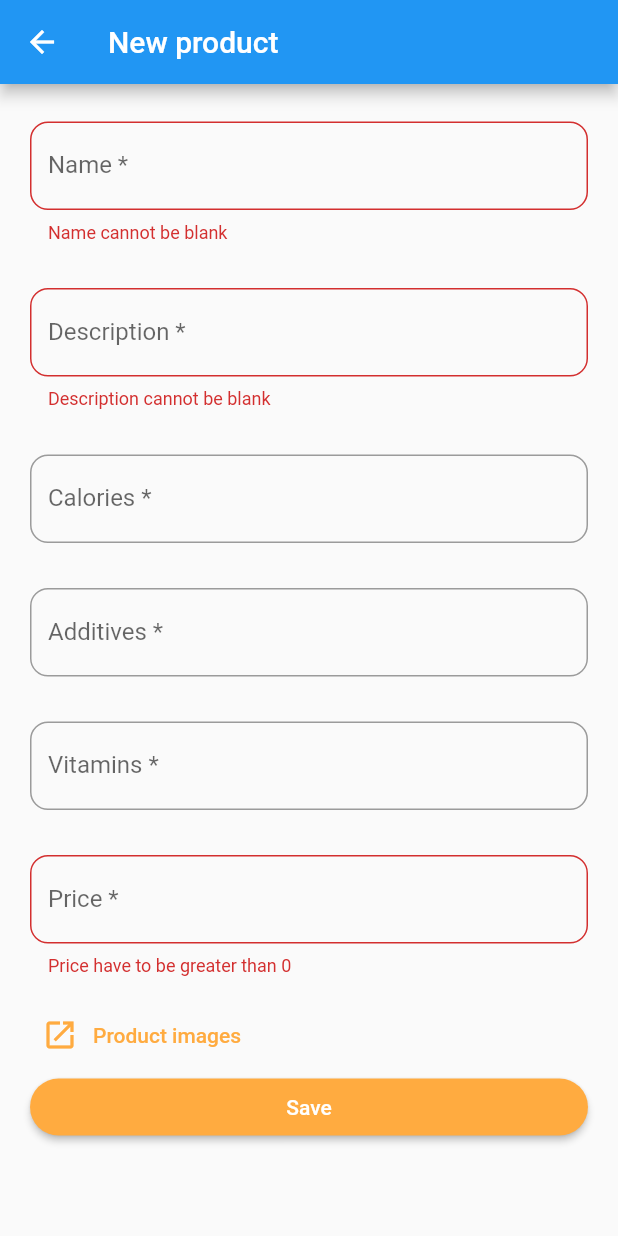
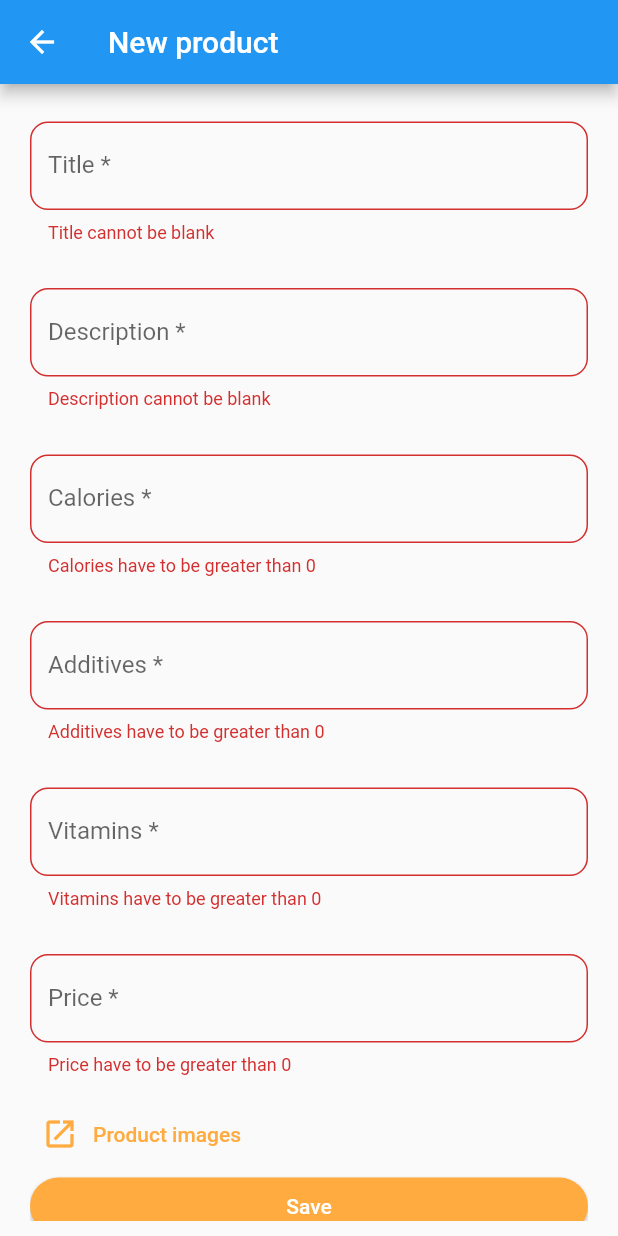
Before and after one commit to AERM2018/Rigel_fl_app, a Flutter app: the NewProductScreen screen opened by its route, after a tap on "Save", on a phone screen of 412 x 824 dp. Run offline on Flutter 3.47's test engine with Material 2 defaults, Android fonts, the phone set to English and light mode, and no system bars; our stand-ins replace file_picker, sqflite; accounts and stored records are empty.

Commit message:
Done: RMA-4 - Add new product form - Insert record on the DB - Validate form fields

```diff
--- a/lib/main.dart
+++ b/lib/main.dart
@@ -21,7 +21,7 @@ class MyApp extends StatelessWidget {
       child: MaterialApp(
         debugShowCheckedModeBanner: false,
         title: "Rigel app",
-        initialRoute: "newProduct",
+        initialRoute: "home",
           routes: {
             "home":(context) => const HomeScreen(),
             "newProduct":(context) => const NewProductScreen(),
--- a/lib/models/product_model.dart
+++ b/lib/models/product_model.dart
@@ -5,34 +5,33 @@ import 'package:sqflite/sqflite.dart';
 class Product{
   final int? id;
   final int categoryId;
-  final ProductCategory category;
+  // final ProductCategory category;
   final double price;
-  final int ranking;
+  final int? ranking;
   final String title;
   final String description;
   final double calories;
   final double additives;
   final double vitamins;
-  final List<String> images;
+  // final List<String> images;
 
   Product({
     this.id,
     required this.categoryId,
-    required this.category,
+    // required this.category,
     required this.price,
-    required this.ranking,
+    this.ranking,
     required this.title,
     required this.description,
     required this.calories,
     required this.additives,
     required this.vitamins,
-    required this.images,
+    // required this.images,
   });
 
   factory Product.fromMap(Map<String,dynamic> json) => Product(
     id: json["id"],
     categoryId: json["categoryId"],
-    category: json["category"],
     price: json["price"],
     ranking: json["ranking"],
     title: json["title"],
@@ -40,7 +39,7 @@ class Product{
     calories: json["calories"],
     additives: json["additives"],
     vitamins: json["vitamins"],
-    images: json["images"],
+    // images: json["images"],
   );
 
 
@@ -48,7 +47,7 @@ class Product{
     return {
       "id":id,
       "categoryId":categoryId,
-      "category":category,
+      // "category":category,
       "price":price,
       "ranking":ranking,
       "title":title,
@@ -56,7 +55,7 @@ class Product{
       "calories":calories,
       "additives":additives,
       "vitamins":vitamins,
-      "images":images,
+      // "images":images,
     };
   }
 
--- a/lib/providers/product_provider.dart
+++ b/lib/providers/product_provider.dart
@@ -20,7 +20,7 @@ class ProductProvider with ChangeNotifier{
   }
 
   addProduct(Product product) async{
-    Product.insert(product);
+    await Product.insert(product);
     products = [...products, product];
     notifyListeners();
   }
--- a/lib/widgets/new_product_form.dart
+++ b/lib/widgets/new_product_form.dart
@@ -7,13 +7,14 @@ import 'package:rigel_app/themes/app_theme.dart';
 
 class NewProductForm extends StatefulWidget {
   final List<Map<String,dynamic>> newProductFields = [
-    {"name":"Name","hint":"Type product name", "label":"Name *", "keyboardType":TextInputType.text,"validator":ValidatorHelper.notEmpty },
+    {"name":"Title","hint":"Type product title", "label":"Title *", "keyboardType":TextInputType.text,"validator":ValidatorHelper.notEmpty },
     {"name":"Description","hint":"Type product description", "label":"Description *", "keyboardType":TextInputType.text,"validator":ValidatorHelper.notEmpty},
-    {"name":"Calories","hint":"Type product calories (%)", "label":"Calories *", "keyboardType":TextInputType.number,"validator":null},
-    {"name":"Additives","hint":"Type product additives (%)", "label":"Additives *", "keyboardType":TextInputType.number,"validator":null},
-    {"name":"Vitamins","hint":"Type product vitamins (%)", "label":"Vitamins *", "keyboardType":TextInputType.number,"validator":null},
+    {"name":"Calories","hint":"Type product calories (%)", "label":"Calories *", "keyboardType":TextInputType.number,"validator":ValidatorHelper.doubleGtZero},
+    {"name":"Additives","hint":"Type product additives (%)", "label":"Additives *", "keyboardType":TextInputType.number,"validator":ValidatorHelper.doubleGtZero},
+    {"name":"Vitamins","hint":"Type product vitamins (%)", "label":"Vitamins *", "keyboardType":TextInputType.number,"validator":ValidatorHelper.doubleGtZero},
     {"name":"Price","hint":"Type product price (\$)", "label":"Price *", "keyboardType":TextInputType.number,"validator":ValidatorHelper.doubleGtZero},
   ];
+
   NewProductForm({Key? key}) : super(key: key);
   @override
   State<NewProductForm> createState() => _NewProductFormState();
@@ -21,6 +22,7 @@ class NewProductForm extends StatefulWidget {
 
 class _NewProductFormState extends State<NewProductForm> {
   final _formKey = GlobalKey<FormState>();
+  Map<String, dynamic> newProductMap = {"categoryId": 1};
   @override
   Widget build(BuildContext context) {
   final ProductProvider productProvider = Provider.of<ProductProvider>(context);
@@ -36,7 +38,9 @@ class _NewProductFormState extends State<NewProductForm> {
                   hintText: field['hint'],
                   label: Text(field['label'])
                 ),
-                validator: (value) => field['validator'] != null ? field['validator'](value,field['name']) : null,
+                autovalidateMode: AutovalidateMode.onUserInteraction,
+                validator: (text) => field['validator'] != null ? field['validator'](text,field['name']) : null,
+                onChanged: (text) => setState(() => newProductMap[field['name'].toString().toLowerCase()] = text),
                 keyboardType: field['keyboardType'],
               ),
             )).toList(),
@@ -52,10 +56,7 @@ class _NewProductFormState extends State<NewProductForm> {
                   )),
             ElevatedButton(onPressed: (){
               if(_formKey.currentState!.validate()){
-                print("data's valid");
-                // productProvider.addProduct(Product.fromMap({
-
-                // }));
+                productProvider.addProduct(Product.fromMap(prepareProductMap(newProductMap)));
               }
             }, child: const Text("Save")),
             const SizedBox(height: 10,)
@@ -63,4 +64,18 @@ class _NewProductFormState extends State<NewProductForm> {
           ),
       ));
   }
+
+  Map<String,dynamic> prepareProductMap(Map<String,dynamic> productMap){
+    return {
+    "id": productMap["id"],
+    "categoryId": productMap["categoryId"],
+    "price": double.tryParse(productMap['price']!),
+    "ranking": int.tryParse(productMap["ranking"] ?? "0"),
+    "title": productMap["title"],
+    "description": productMap["description"],
+    "calories": double.tryParse(productMap["calories"]!),
+    "additives": double.tryParse(productMap["additives"]!),
+    "vitamins": double.tryParse(productMap["vitamins"]!),
+    };
+  }
 }
```
Also changed, not shown: lib/screens/home_screen.dart (+11 -1 lines).
